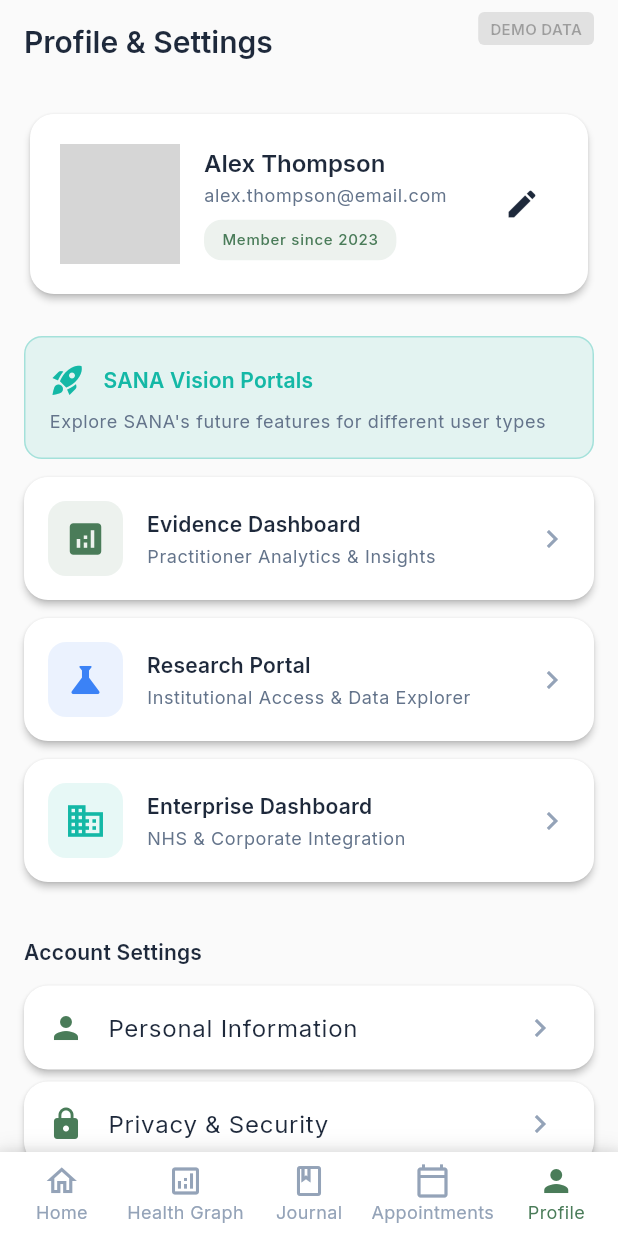
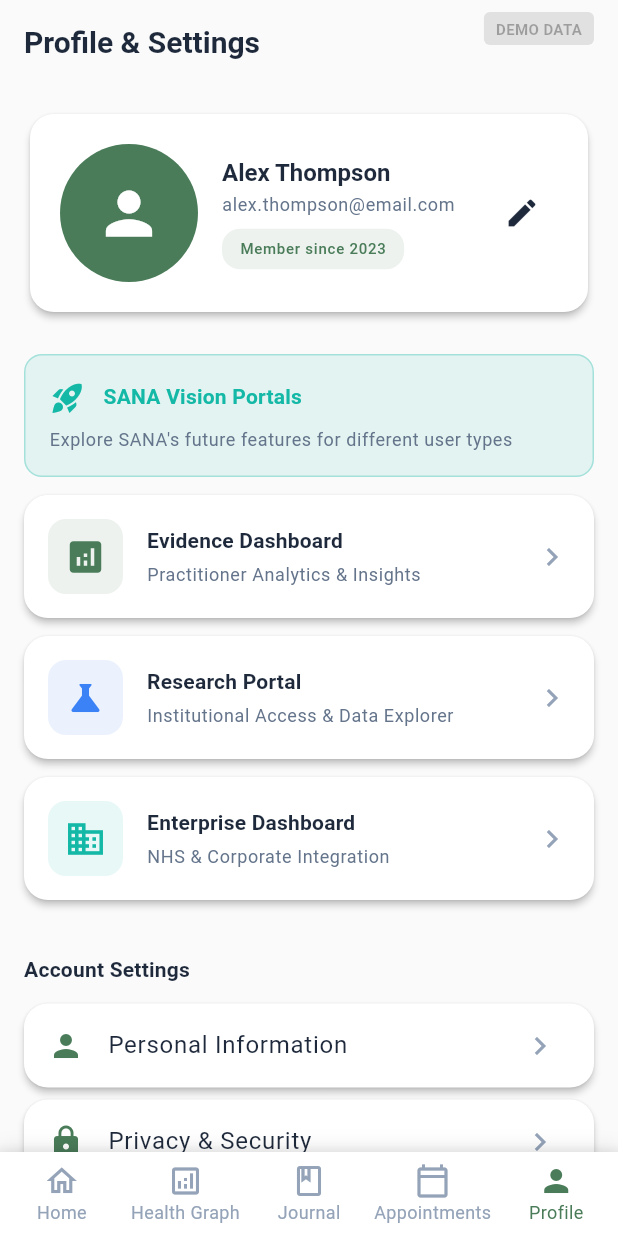
Before and after one commit to foayenix/sana-proto, a Flutter app: the screen it shows after launch, item 5 of the bottom bar chosen, after a tap on the "edit" icon, on a phone screen of 412 x 824 dp. Run offline on Flutter 3.47's test engine with Material 3 defaults, Android fonts, the phone set to English and light mode, and no system bars; our stand-ins replace fl_chart; accounts and stored records are empty; grey boxes are pictures that could not be loaded.

Commit message:
Vendor/demo: avoid network fonts/images; use local Icon avatars and static TextTheme

```diff
--- a/sana_vision_prototype/lib/screens/home_screen.dart
+++ b/sana_vision_prototype/lib/screens/home_screen.dart
@@ -292,10 +292,10 @@ class HomeScreen extends StatelessWidget {
         padding: const EdgeInsets.all(16.0),
         child: Row(
           children: [
-            CircleAvatar(
-              radius: 30,
-              backgroundImage: NetworkImage(appointment.practitioner.imageUrl),
-            ),
+                const CircleAvatar(
+                  radius: 20,
+                  child: Icon(Icons.person, size: 20),
+                ),
             const SizedBox(width: 16),
             Expanded(
               child: Column(
--- a/sana_vision_prototype/lib/screens/practitioner_profile_screen.dart
+++ b/sana_vision_prototype/lib/screens/practitioner_profile_screen.dart
@@ -38,9 +38,9 @@ class PractitionerProfileScreen extends StatelessWidget {
                   mainAxisAlignment: MainAxisAlignment.center,
                   children: [
                     const SizedBox(height: 40),
-                    CircleAvatar(
-                      radius: 50,
-                      backgroundImage: NetworkImage(practitioner.imageUrl),
+                    const CircleAvatar(
+                      radius: 52,
+                      child: Icon(Icons.person, size: 52),
                     ),
                     const SizedBox(height: 12),
                     Text(
--- a/sana_vision_prototype/lib/screens/profile_screen.dart
+++ b/sana_vision_prototype/lib/screens/profile_screen.dart
@@ -26,9 +26,9 @@ class ProfileScreen extends StatelessWidget {
                 padding: const EdgeInsets.all(20.0),
                 child: Row(
                   children: [
-                    CircleAvatar(
-                      radius: 40,
-                      backgroundImage: NetworkImage('https://i.pravatar.cc/300?img=15'),
+                    const CircleAvatar(
+                      radius: 46,
+                      child: Icon(Icons.person, size: 46),
                     ),
                     const SizedBox(width: 16),
                     Expanded(
--- a/sana_vision_prototype/lib/theme/app_theme.dart
+++ b/sana_vision_prototype/lib/theme/app_theme.dart
@@ -1,5 +1,5 @@
 import 'package:flutter/material.dart';
-import 'package:google_fonts/google_fonts.dart';
+// using system fonts to avoid network font fetches during demos
 
 class AppTheme {
   // SANA Brand Colors - Premium Sage Palette
@@ -86,8 +86,8 @@ class AppTheme {
         onSurface: textPrimary,
         onBackground: textPrimary,
       ),
-      textTheme: GoogleFonts.interTextTheme(
-        const TextTheme(
+      // Use a static TextTheme based on the system fonts so the demo doesn't require downloading Google Fonts.
+      textTheme: const TextTheme(
         displayLarge: TextStyle(fontSize: 32, fontWeight: FontWeight.bold, color: textPrimary),
         displayMedium: TextStyle(fontSize: 28, fontWeight: FontWeight.bold, color: textPrimary),
         displaySmall: TextStyle(fontSize: 24, fontWeight: FontWeight.bold, color: textPrimary),
@@ -104,13 +104,12 @@ class AppTheme {
         labelMedium: TextStyle(fontSize: 12, fontWeight: FontWeight.w500, color: textSecondary),
         labelSmall: TextStyle(fontSize: 10, fontWeight: FontWeight.w500, color: textLight),
       ),
-      ),
       appBarTheme: AppBarTheme(
         backgroundColor: Colors.white,
         foregroundColor: textPrimary,
         elevation: 0,
         centerTitle: false,
-        titleTextStyle: GoogleFonts.inter(
+        titleTextStyle: const TextStyle(
           fontSize: 20,
           fontWeight: FontWeight.w600,
           color: textPrimary,
--- a/sana_vision_prototype/lib/widgets/practitioner_card.dart
+++ b/sana_vision_prototype/lib/widgets/practitioner_card.dart
@@ -28,10 +28,10 @@ class PractitionerCard extends StatelessWidget {
             children: [
               Row(
                 children: [
-                  CircleAvatar(
-                    radius: 25,
-                    backgroundImage: NetworkImage(practitioner.imageUrl),
-                  ),
+                    const CircleAvatar(
+                      radius: 25,
+                      child: Icon(Icons.person, size: 28),
+                    ),
                   const SizedBox(width: 12),
                   Expanded(
                     child: Column(
```
Also changed, not shown: sana_vision_prototype/lib/screens/appointments_screen.dart (+13 -14 lines). Lines whose indentation alone changed are shown as unchanged.
